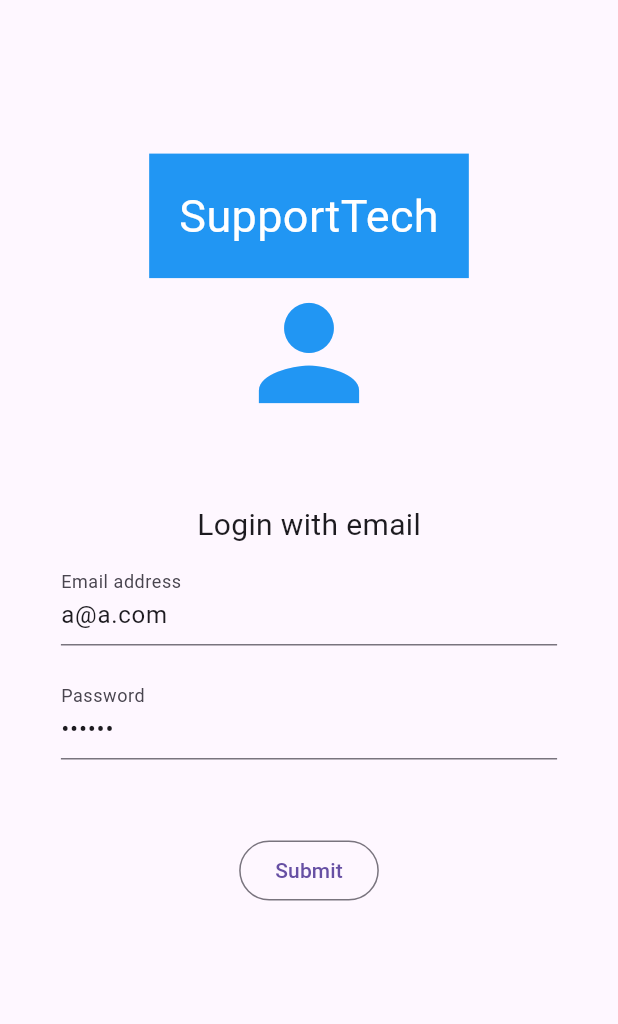
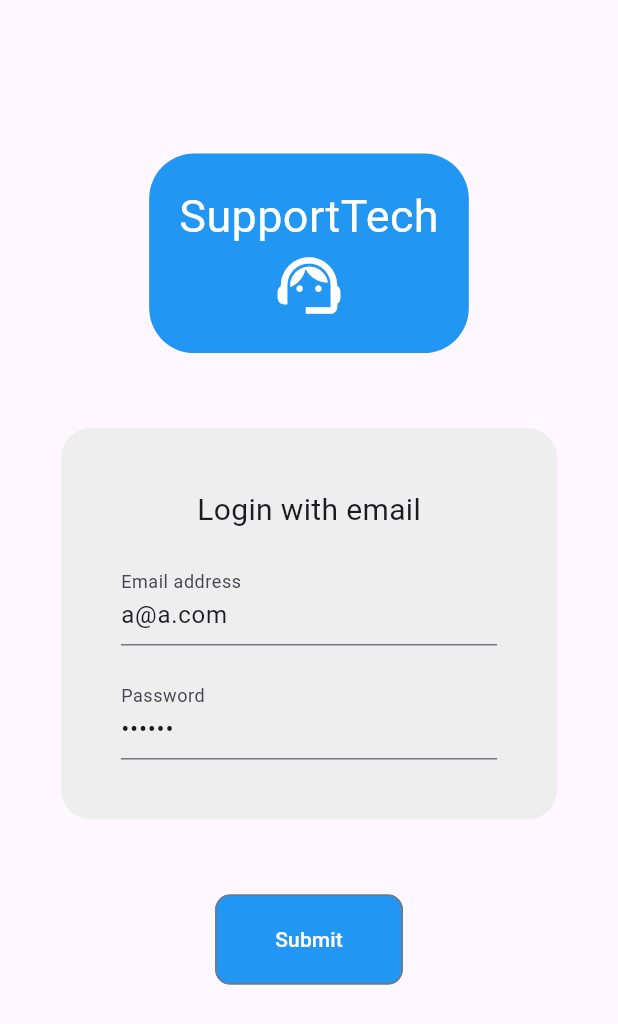
Before and after one commit to Dahenzl/Proyecto-Aplicacion-Soporte, a Flutter app: the screen it shows after launch, on a phone screen of 412 x 824 dp. Shown: the top 1024 px of the screen. Run offline on Flutter 3.47's test engine with Material 3 defaults, Android fonts, the light colour scheme and no system bars; our stand-ins replace get, loggy.

Commit message:
Pagina de login mejorada

```diff
--- a/lib/ui/pages/authentication/login_page.dart
+++ b/lib/ui/pages/authentication/login_page.dart
@@ -42,20 +42,24 @@ class _LoginPageState extends State<LoginPage> {
           children: [
             Container(
               padding: const EdgeInsets.all(20),
+              decoration: BoxDecoration(
+                borderRadius: BorderRadius.circular(30),
                 color: Colors.blue,
-              child: const Text(
-                "SupportTech",
-                // White color for the text
+              ),
+              child: const Column(
+                children: [
+                  Text("SupportTech",
                       style: TextStyle(
                         color: Colors.white,
                         fontSize: 30,
+                      )),
+                  Icon(
+                    Icons.support_agent,
+                    size: 50,
+                    color: Colors.white,
                   )
+                ],
               ),
-            ),
-            const Icon(
-              Icons.person,
-              size: 100,
-              color: Colors.blue,
             ),
             const SizedBox(
               height: 50,
@@ -71,18 +75,26 @@ class _LoginPageState extends State<LoginPage> {
                 child: Column(
                     mainAxisAlignment: MainAxisAlignment.center,
                     children: [
+                      Container(
+                        decoration: BoxDecoration(
+                          color: Colors.grey[200],
+                          borderRadius: BorderRadius.circular(20),
+                        ),
+                        padding: const EdgeInsets.all(40),
+                        child: Column(
+                          children: [
                             const Text(
                               "Login with email",
                               style: TextStyle(fontSize: 20),
                             ),
                             const SizedBox(
-                        height: 10,
+                              height: 20,
                             ),
                             TextFormField(
                               keyboardType: TextInputType.emailAddress,
                               controller: controllerEmail,
-                        decoration:
-                            const InputDecoration(labelText: "Email address"),
+                              decoration: const InputDecoration(
+                                  labelText: "Email address"),
                               validator: (String? value) {
                                 if (value!.isEmpty) {
                                   return "Enter email";
@@ -110,6 +122,9 @@ class _LoginPageState extends State<LoginPage> {
                                 return null;
                               },
                             ),
+                          ],
+                        ),
+                      ),
                       const SizedBox(
                         height: 50,
                       ),
@@ -124,6 +139,15 @@ class _LoginPageState extends State<LoginPage> {
                                   controllerPassword.text);
                             }
                           },
+                          style: OutlinedButton.styleFrom(
+                            foregroundColor: Colors.white,
+                            backgroundColor: Colors.blue,
+                            shape: RoundedRectangleBorder(
+                              borderRadius: BorderRadius.circular(10),
+                            ),
+                            padding: const EdgeInsets.symmetric(
+                                vertical: 20, horizontal: 40),
+                          ),
                           child: const Text("Submit")),
                     ]),
               ),
```
Lines whose indentation alone changed are shown as unchanged.
